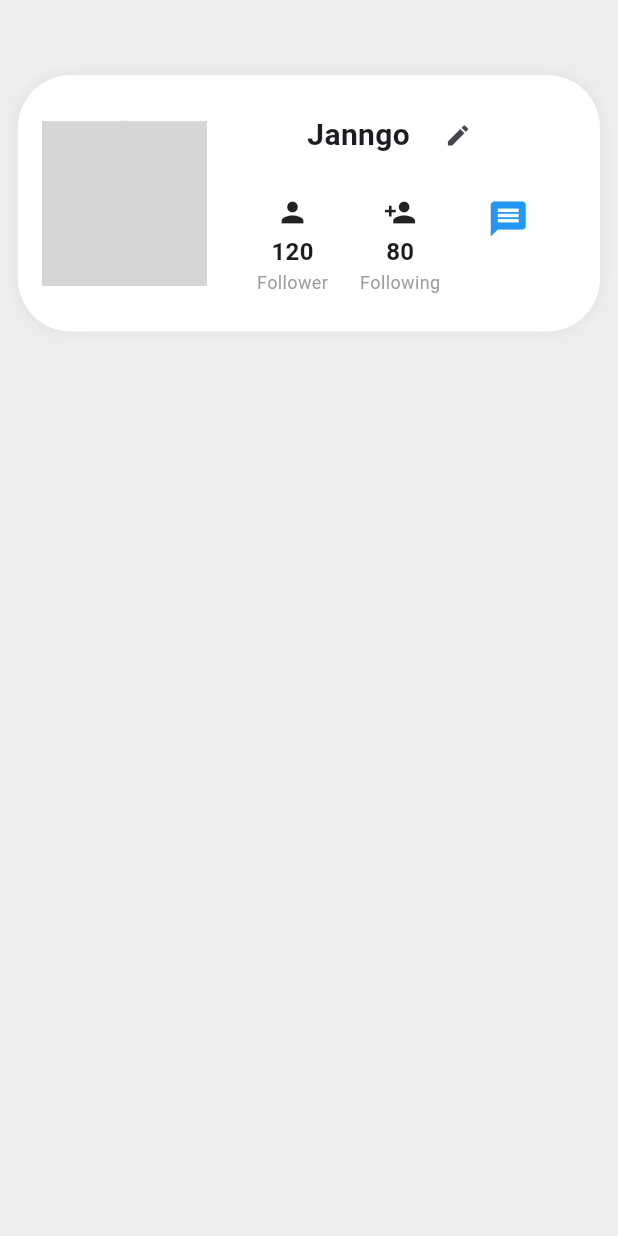
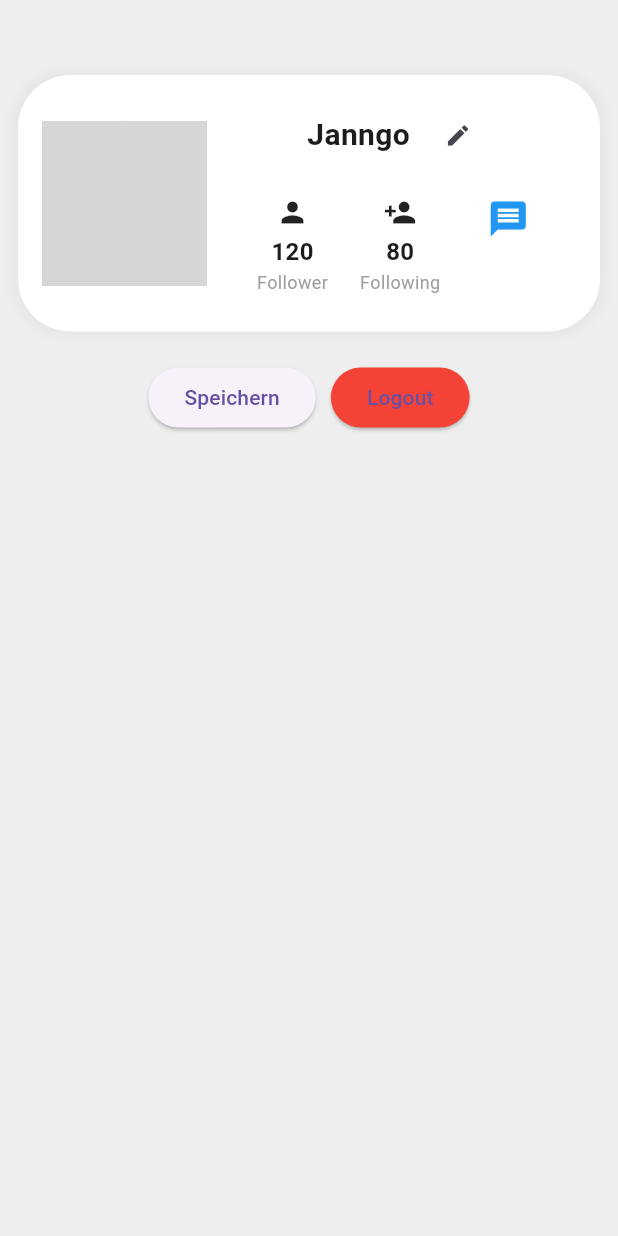
Before and after one commit to TheRealJonel/Seed_Together, a Flutter app: the ProfileScreen screen opened directly, on a phone screen of 412 x 824 dp. Run offline on Flutter 3.47's test engine with Material 3 defaults, Android fonts, the phone set to English and light mode, and no system bars; our stand-ins replace image_picker, supabase_flutter; accounts and stored records are empty; network calls fail; grey boxes are pictures that could not be loaded.

```diff
--- a/lib/features/profile/presentation/profile_screen.dart
+++ b/lib/features/profile/presentation/profile_screen.dart
@@ -1,10 +1,20 @@
 import 'package:flutter/material.dart';
 import 'package:seed_together/features/profile/presentation/profile_widget.dart';
 import 'package:seed_together/models/user_model.dart';
+import 'package:seed_together/features/profile/presentation/login_screen.dart';
+import 'package:supabase_flutter/supabase_flutter.dart';
 
 /// **ProfileScreen** - Hauptbildschirm für das Benutzerprofil
 class ProfileScreen extends StatelessWidget {
   const ProfileScreen({Key? key}) : super(key: key);
+
+  void _logout(BuildContext context) async {
+    await Supabase.instance.client.auth.signOut();
+    Navigator.pushReplacement(
+      context,
+      MaterialPageRoute(builder: (context) => LoginScreen()),
+    );
+  }
 
   @override
   Widget build(BuildContext context) {
@@ -29,6 +39,26 @@ class ProfileScreen extends StatelessWidget {
               debugPrint("Nachricht senden");
             },
           ),
+          SizedBox(height: 20),
+          Row(
+            mainAxisAlignment: MainAxisAlignment.center,
+            children: [
+              ElevatedButton(
+                onPressed: () {
+                  debugPrint("Speichern gedrückt");
+                },
+                child: Text("Speichern"),
+              ),
+              SizedBox(width: 10), // Abstand zwischen den Buttons
+              ElevatedButton(
+                onPressed: () => _logout(context),
+                style: ElevatedButton.styleFrom(
+                  backgroundColor: Colors.red, // Roter Logout-Button
+                ),
+                child: Text("Logout"),
+              ),
+            ],
+          ),
         ],
       ),
     );
--- a/pubspec.yaml
+++ b/pubspec.yaml
@@ -37,6 +37,7 @@ dependencies:
   image_picker: ^1.1.2
   path_provider: ^2.1.5
   permission_handler: ^11.3.1
+  supabase_flutter: ^2.8.4
 
 dev_dependencies:
   flutter_test:
```
Also changed, not shown: lib/features/profile/presentation/login_screen.dart (added, +60 -0 lines), lib/main.dart (+11 -3 lines), pubspec.lock, 5 other files.
